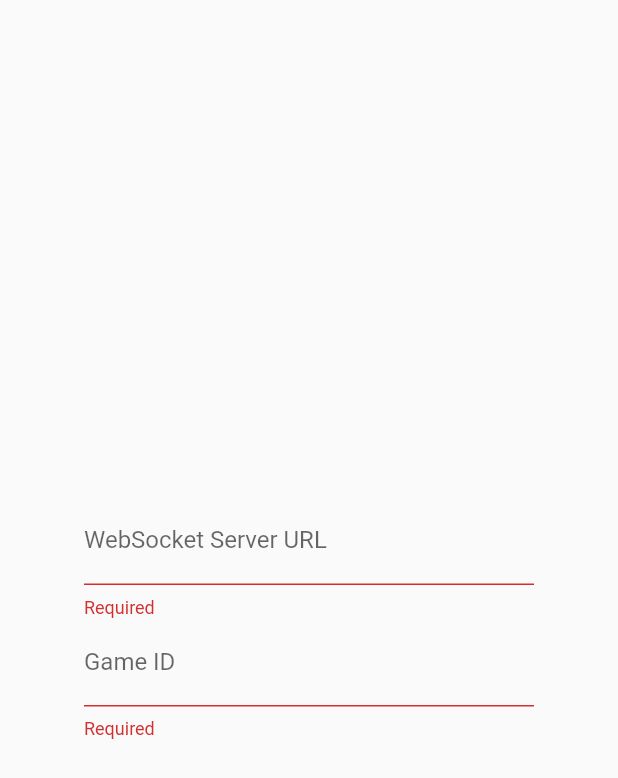
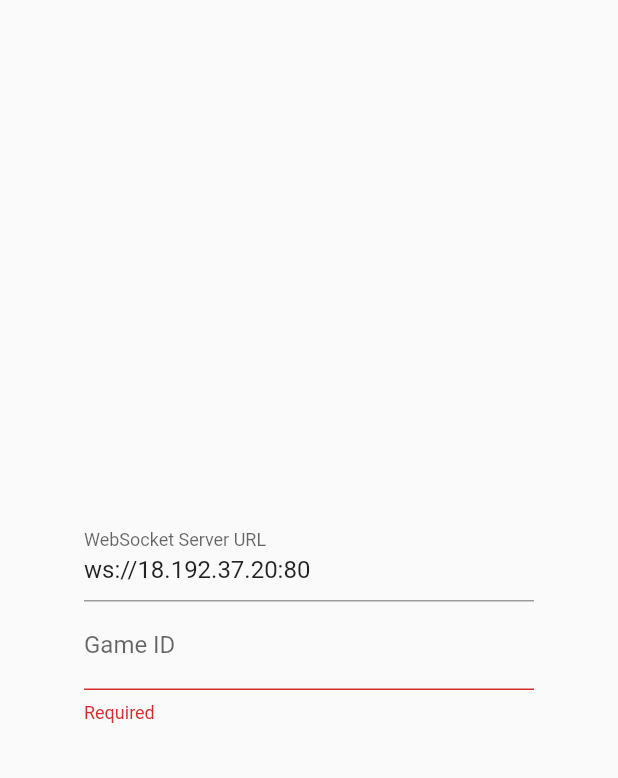
Before and after one commit to Grand-Guide-Pedestrian/hero, a Flutter app: the screen it shows after launch, on a phone screen of 412 x 824 dp. Shown: the top 778 px of the screen. Run offline on Flutter 3.47's test engine with Material 2 defaults, Android fonts, the phone set to English and light mode, and no system bars; our stand-ins replace shared_preferences.

Commit message:
Small, but important fixes

```diff
--- a/lib/config_screen.dart
+++ b/lib/config_screen.dart
@@ -71,6 +71,8 @@ class _ConfigScreenState extends State<ConfigScreen> {
     setState(() {
       if (webSocketServerURL != null) {
         _webSocketServerURLController.text = webSocketServerURL;
+      } else {
+        _webSocketServerURLController.text = 'ws://18.192.37.20:80';
       }
       if (gameID != null) {
         _gameIDController.text = gameID;
```
Also changed, not shown: 1 other file.
